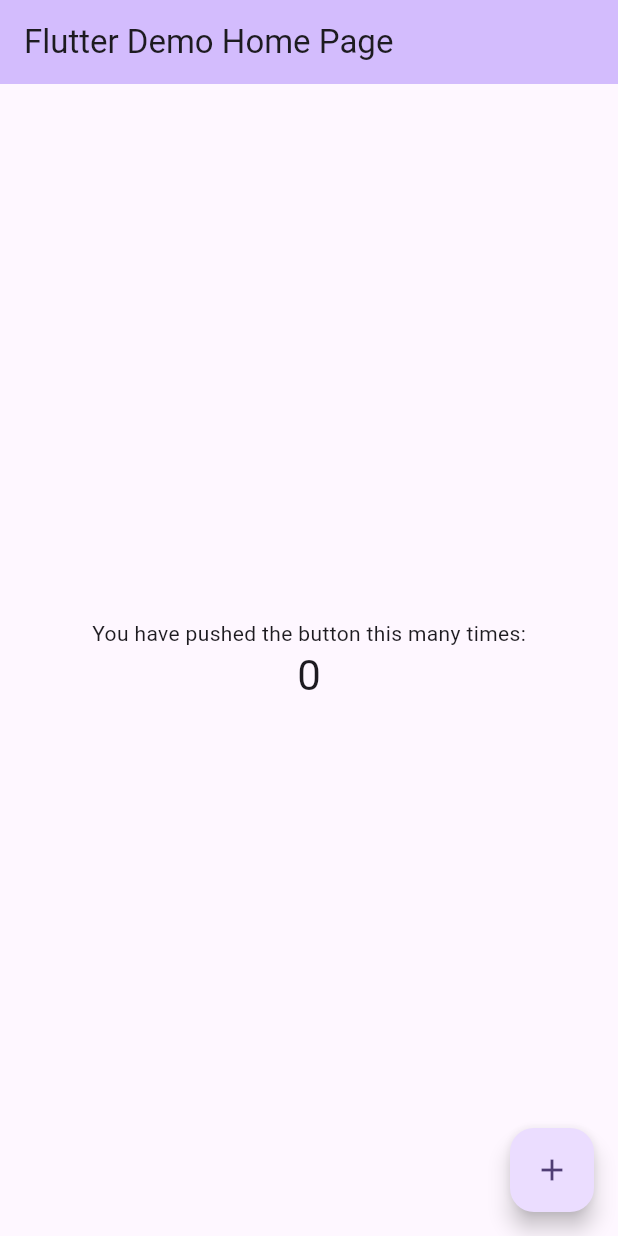
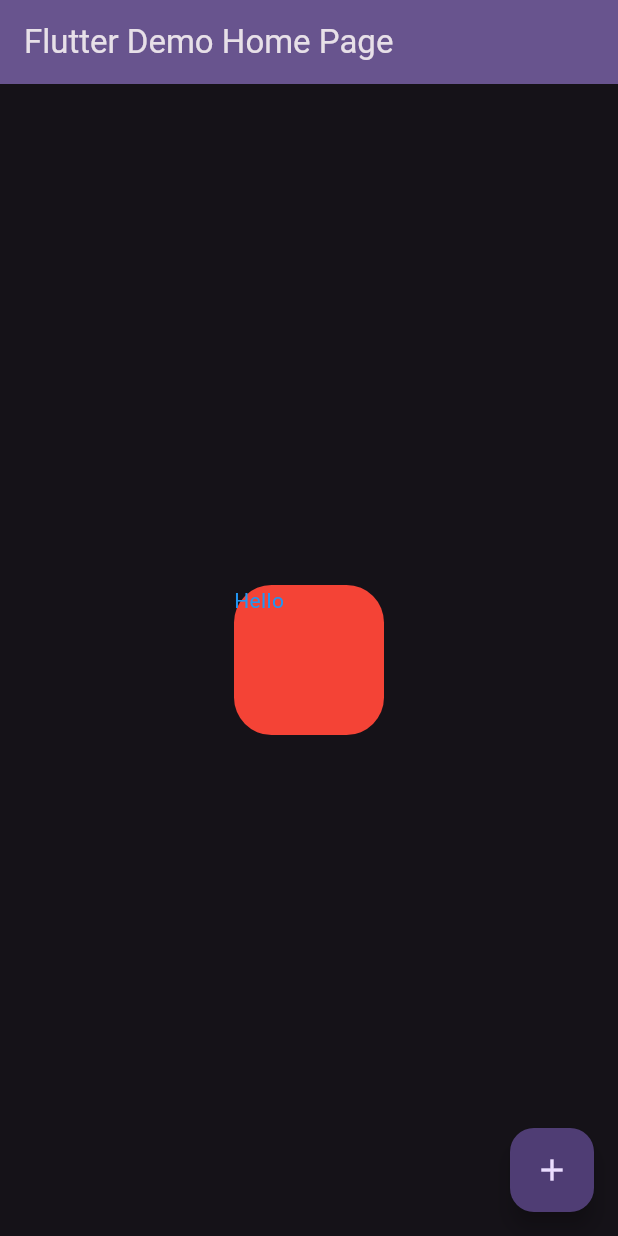
Before and after one commit to SAPNathasha/flutter_to_do_app01, a Flutter app: the screen it shows after launch, on a phone screen of 412 x 824 dp. Run offline on Flutter 3.47's test engine with Material 3 defaults, Android fonts, the phone set to English and light mode, and no system bars.

```diff
--- a/lib/main.dart
+++ b/lib/main.dart
@@ -3,6 +3,13 @@ import 'package:flutter/material.dart';
 void main() {
   runApp(const MyApp());
 }
+
+String name = 'Prabhavi';
+int age = 23;
+double num = 1.2;
+List<String> fruits = ['Apple', 'Pears'];
+Map<String, int> myMap = {'Name': 123, 'Age': 23};
+Map<String, dynamic> scores = {'name': 'Prabhavi', 'age': 23};
 
 class MyApp extends StatelessWidget {
   const MyApp({super.key});
@@ -11,6 +18,7 @@ class MyApp extends StatelessWidget {
   @override
   Widget build(BuildContext context) {
     return MaterialApp(
+      debugShowCheckedModeBanner: false,
       title: 'Flutter Demo',
       theme: ThemeData(
         // This is the theme of your application.
@@ -28,7 +36,10 @@ class MyApp extends StatelessWidget {
         //
         // This works for code too, not just values: Most code changes can be
         // tested with just a hot reload.
-        colorScheme: ColorScheme.fromSeed(seedColor: Colors.deepPurple),
+        colorScheme: ColorScheme.fromSeed(
+          seedColor: Colors.deepPurple,
+          brightness: Brightness.dark,
+        ),
       ),
       home: const MyHomePage(title: 'Flutter Demo Home Page'),
     );
@@ -88,28 +99,14 @@ class _MyHomePageState extends State<MyHomePage> {
       body: Center(
         // Center is a layout widget. It takes a single child and positions it
         // in the middle of the parent.
-        child: Column(
-          // Column is also a layout widget. It takes a list of children and
-          // arranges them vertically. By default, it sizes itself to fit its
-          // children horizontally, and tries to be as tall as its parent.
-          //
-          // Column has various properties to control how it sizes itself and
-          // how it positions its children. Here we use mainAxisAlignment to
-          // center the children vertically; the main axis here is the vertical
-          // axis because Columns are vertical (the cross axis would be
-          // horizontal).
-          //
-          // TRY THIS: Invoke "debug painting" (choose the "Toggle Debug Paint"
-          // action in the IDE, or press "p" in the console), to see the
-          // wireframe for each widget.
-          mainAxisAlignment: MainAxisAlignment.center,
-          children: <Widget>[
-            const Text('You have pushed the button this many times:'),
-            Text(
-              '$_counter',
-              style: Theme.of(context).textTheme.headlineMedium,
-            ),
-          ],
+        child: Container(
+          height: 100.0,
+          width: 100.0,
+          decoration: BoxDecoration(
+            borderRadius: BorderRadius.circular(25.0),
+            color: Colors.red,
+          ),
+          child: Text('Hello', style: TextStyle(color: Colors.blue)),
         ),
       ),
       floatingActionButton: FloatingActionButton(
```
